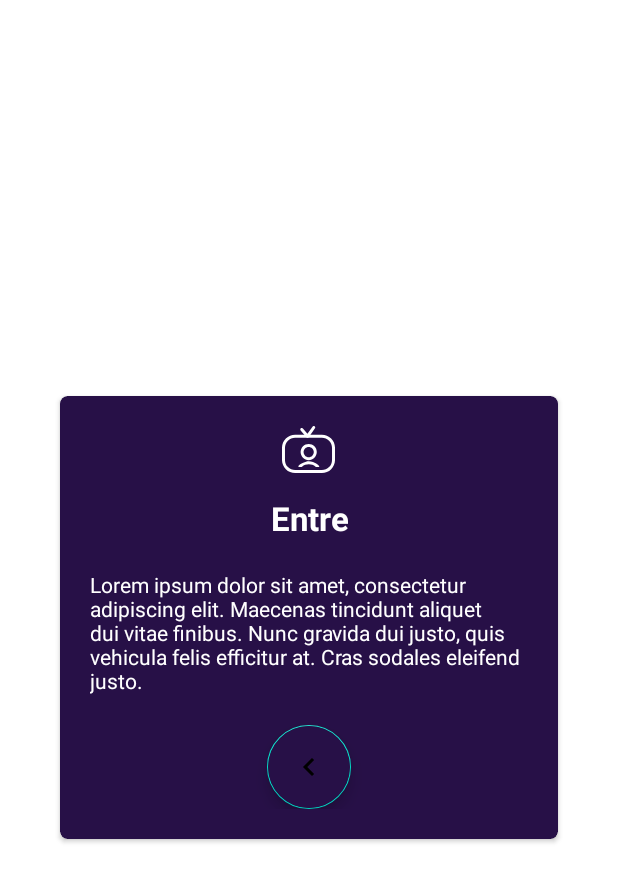
After one commit to FeelMe-Android-App/FeelMe, an Android app: the layout fragment_dialog.xml on its own in the app's theme, with its tools: preview values and no code run, on a phone screen of 412 x 824 dp. The commit adds this screen. Shown: the top 882 px of the screen. Run offline under Robolectric (Android 15) with nearby library versions, the phone set to English and light mode, and no system bars.

Commit message:
feat: removed overlay and added dialog fragment

```diff
--- a/app/src/main/AndroidManifest.xml
+++ b/app/src/main/AndroidManifest.xml
@@ -9,10 +9,6 @@
         android:roundIcon="@mipmap/ic_launcher_round"
         android:supportsRtl="true"
         android:theme="@style/Theme.FeelMe">
-        <activity
-            android:name=".features.overlay.view.OverlayActivity"
-            android:exported="true"
-            android:theme="@style/Theme.AppCompat.Translucent"/>
         <activity
             android:name=".SplashActivity"
             android:exported="true">
--- a/app/src/main/java/com/feelme/feelmeapp/features/overlay/model/Overlay.kt
+++ /dev/null
@@ -1,5 +0,0 @@
-package com.feelme.feelmeapp.features.overlay.model
-
-import android.view.View
-
-class Overlay(val title: String? = null, val image: Int, val content: String, val alignment: Int = View.TEXT_ALIGNMENT_TEXT_START)
--- /dev/null
+++ b/app/src/main/res/layout/fragment_dialog.xml
@@ -0,0 +1,68 @@
+<?xml version="1.0" encoding="utf-8"?>
+<FrameLayout xmlns:android="http://schemas.android.com/apk/res/android"
+    xmlns:tools="http://schemas.android.com/tools"
+    android:layout_width="match_parent"
+    android:layout_height="match_parent"
+    xmlns:app="http://schemas.android.com/apk/res-auto"
+    tools:context=".dialog.view.Dialog"
+    android:background="@android:color/transparent"
+    android:backgroundTint="@android:color/transparent"
+    android:backgroundTintMode="multiply">
+
+    <androidx.cardview.widget.CardView
+        android:layout_width="match_parent"
+        android:layout_height="wrap_content"
+        android:background="@color/primary_color"
+        android:backgroundTint="@color/primary_color"
+        app:cardCornerRadius="5dp"
+        android:layout_margin="40dp"
+        android:layout_gravity="center">
+        <LinearLayout
+            android:layout_width="match_parent"
+            android:layout_height="wrap_content"
+            android:orientation="vertical"
+            android:padding="20dp">
+            <ImageView
+                android:id="@+id/ivDestaqImage"
+                android:layout_width="wrap_content"
+                android:layout_height="wrap_content"
+                android:src="@drawable/ic_signup"
+                android:layout_gravity="center"
+                android:layout_marginBottom="15dp"/>
+
+            <TextView
+                android:id="@+id/tvTitle"
+                android:layout_width="match_parent"
+                android:layout_height="wrap_content"
+                android:textSize="@dimen/title_1"
+                android:textStyle="bold"
+                android:text="Entre"
+                android:textAlignment="center"
+                android:textColor="@color/white"
+                android:layout_marginBottom="20dp"
+                android:background="@color/primary_color" />
+
+            <TextView
+                android:id="@+id/tvContent"
+                android:layout_width="match_parent"
+                android:layout_height="wrap_content"
+                android:textSize="@dimen/normal_text"
+                android:text="Lorem ipsum dolor sit amet, consectetur adipiscing elit. Maecenas tincidunt aliquet dui vitae finibus. Nunc gravida dui justo, quis vehicula felis efficitur at. Cras sodales eleifend justo."
+                android:textColor="@color/white"
+                android:background="@color/primary_color"/>
+
+            <com.google.android.material.floatingactionbutton.FloatingActionButton
+                android:id="@+id/fabBackAction"
+                android:layout_width="wrap_content"
+                android:layout_height="wrap_content"
+                android:layout_gravity="center"
+                android:background="@color/primary_color"
+                android:src="@drawable/ic_back_arrow"
+                android:backgroundTint="@color/primary_color"
+                android:layout_marginTop="20dp"
+                android:theme="@style/AppThemeMaterial"
+                />
+        </LinearLayout>
+    </androidx.cardview.widget.CardView>
+
+</FrameLayout>
--- a/app/src/main/res/values-night/themes.xml
+++ b/app/src/main/res/values-night/themes.xml
@@ -1,6 +1,6 @@
 <resources xmlns:tools="http://schemas.android.com/tools">
     <!-- Base application theme. -->
-    <style name="Theme.FeelMe" parent="Theme.AppCompat.DayNight.NoActionBar">
+    <style name="Theme.FeelMe" parent="Theme.MaterialComponents.DayNight.NoActionBar">
         <!-- Primary brand color. -->
         <item name="colorPrimary">@color/purple_200</item>
         <item name="colorPrimaryVariant">@color/purple_700</item>
@@ -14,12 +14,15 @@
         <!-- Customize your theme here. -->
     </style>
     <style name="Theme.AppCompat.Translucent" parent="Theme.AppCompat.NoActionBar">
-        <item name="android:background">#33000000</item>
-        <item name="android:windowNoTitle">true</item>
+        <item name="android:windowFrame">@null</item>
         <item name="android:windowBackground">@android:color/transparent</item>
+        <item name="android:windowIsFloating">false</item>
+        <item name="android:windowContentOverlay">@null</item>
+        <item name="android:windowTitleStyle">@null</item>
         <item name="android:colorBackgroundCacheHint">@null</item>
-        <item name="android:windowIsTranslucent">true</item>
-        <item name="android:windowAnimationStyle">@android:style/Animation</item>
+        <item name="android:windowAnimationStyle">@android:style/Animation.Dialog</item>
+        <item name="android:windowSoftInputMode">stateUnspecified|adjustPan</item>
+        <item name="android:gravity">center</item>
     </style>
 
     <style name="AppThemeMaterial" parent="Theme.MaterialComponents.Light.NoActionBar">
--- a/app/src/main/res/values/themes.xml
+++ b/app/src/main/res/values/themes.xml
@@ -1,6 +1,6 @@
 <resources xmlns:tools="http://schemas.android.com/tools">
     <!-- Base application theme. -->
-    <style name="Theme.FeelMe" parent="Theme.AppCompat.DayNight.NoActionBar">
+    <style name="Theme.FeelMe" parent="Theme.MaterialComponents.DayNight.NoActionBar">
         <!-- Primary brand color. -->
         <item name="colorPrimary">@color/purple_500</item>
         <item name="colorPrimaryVariant">@color/purple_700</item>
@@ -14,12 +14,15 @@
         <!-- Customize your theme here. -->
     </style>
     <style name="Theme.AppCompat.Translucent" parent="Theme.AppCompat.NoActionBar">
-        <item name="android:background">#33000000</item>
-        <item name="android:windowNoTitle">true</item>
+        <item name="android:windowFrame">@null</item>
         <item name="android:windowBackground">@android:color/transparent</item>
+        <item name="android:windowIsFloating">false</item>
+        <item name="android:windowContentOverlay">@null</item>
+        <item name="android:windowTitleStyle">@null</item>
         <item name="android:colorBackgroundCacheHint">@null</item>
-        <item name="android:windowIsTranslucent">true</item>
-        <item name="android:windowAnimationStyle">@android:style/Animation</item>
+        <item name="android:windowAnimationStyle">@android:style/Animation.Dialog</item>
+        <item name="android:windowSoftInputMode">stateUnspecified|adjustPan</item>
+        <item name="android:gravity">center</item>
     </style>
 
     <style name="AppThemeMaterial" parent="Theme.MaterialComponents.Light.NoActionBar">
--- a/build.gradle
+++ b/build.gradle
@@ -6,7 +6,7 @@ buildscript {
     }
     dependencies {
         classpath "com.android.tools.build:gradle:7.0.0"
-        classpath "org.jetbrains.kotlin:kotlin-gradle-plugin:1.5.20"
+        classpath 'org.jetbrains.kotlin:kotlin-gradle-plugin:1.5.21'
 
         // NOTE: Do not place your application dependencies here; they belong
         // in the individual module build.gradle files
```
Also changed, not shown: app/src/main/java/com/feelme/feelmeapp/adapters/CategoriasAdapter.kt (+6 -1 lines), app/src/main/java/com/feelme/feelmeapp/dialog/view/Dialog.kt (added, +52 -0 lines), app/src/main/java/com/feelme/feelmeapp/features/home/view/HomeFragment.kt (+7 -0 lines), app/src/main/java/com/feelme/feelmeapp/features/overlay/view/OverlayActivity.kt (deleted, +0 -47 lines), app/src/main/res/layout/activity_overlay.xml (deleted, +0 -58 lines).
